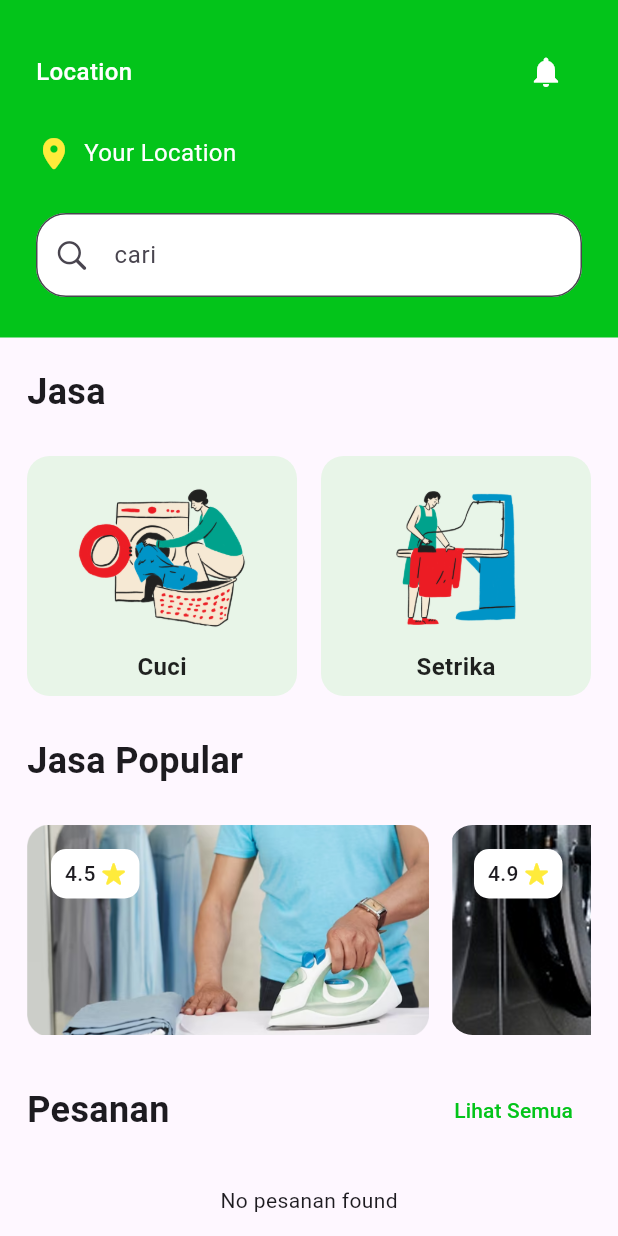
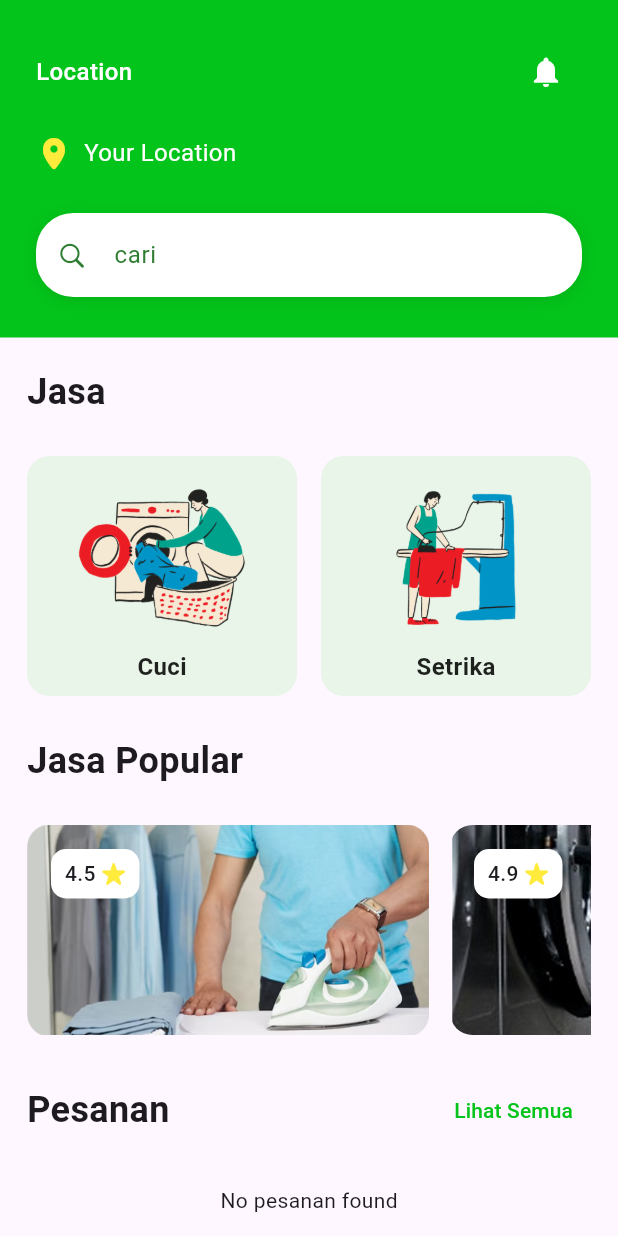
Before and after one commit to Argonaut-ss/Green, a Flutter app: the Dashboard screen opened directly, on a phone screen of 412 x 824 dp. Run offline on Flutter 3.47's test engine with Material 3 defaults, Android fonts, the light colour scheme and no system bars; our stand-ins replace cloud_firestore, firebase_auth, firebase_core, flutter_map, geocoding, google_sign_in and 2 more; missing offline and left inert: flutter_map_cancellable_tile_provider; accounts and stored records are empty.

Commit message:
fix: search bar

```diff
--- a/green_app/lib/Pages/dashboard.dart
+++ b/green_app/lib/Pages/dashboard.dart
@@ -81,15 +81,40 @@ class _DashboardState extends State<Dashboard> {
                   ],
                 ),
                 SizedBox(height: 28,),
-                TextField(
-                  decoration: InputDecoration(
-                    hintText: 'cari',
-                    prefixIcon: Icon(CupertinoIcons.search),
-                    border: OutlineInputBorder(
-                      borderRadius: BorderRadius.circular(20)
+                Container(
+                  decoration: BoxDecoration(
+                    color: Colors.white,
+                    borderRadius: BorderRadius.circular(25),
+                    boxShadow: [
+                      BoxShadow(
+                        color: Colors.black.withOpacity(0.1),
+                        blurRadius: 8,
+                        offset: Offset(0, 2),
+                      ),
+                    ],
+                  ),
+                  child: TextField(
+                    decoration: InputDecoration(
+                      hintText: 'cari',
+                      hintStyle: TextStyle(
+                        color: Color(0xFF2E7D32), // Dark green text color
+                        fontSize: 16,
+                      ),
+                      prefixIcon: Icon(
+                        CupertinoIcons.search,
+                        color: Color(0xFF2E7D32), // Green search icon
+                        size: 20,
+                      ),
+                      border: InputBorder.none,
+                      contentPadding: EdgeInsets.symmetric(
+                        horizontal: 20,
+                        vertical: 16,
+                      ),
                     ),
-                    filled: true,
-                    fillColor: Colors.white,
+                    style: TextStyle(
+                      color: Color(0xFF2E7D32), // Dark green text color
+                      fontSize: 16,
+                    ),
                   ),
                 )
               ],
```
